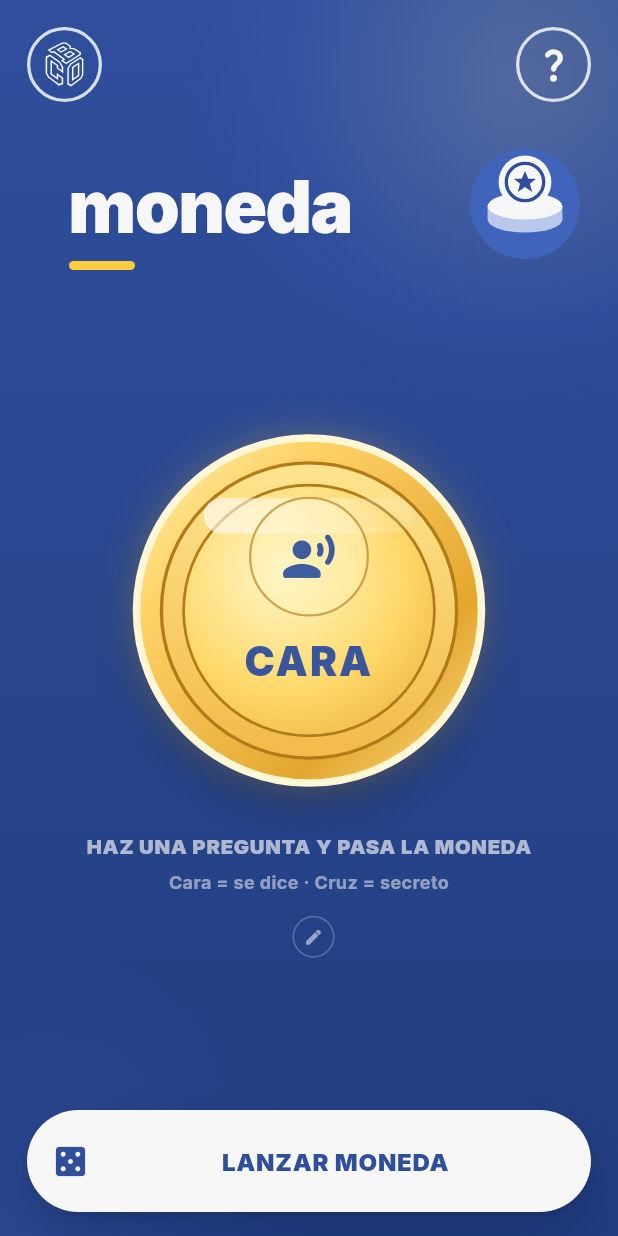
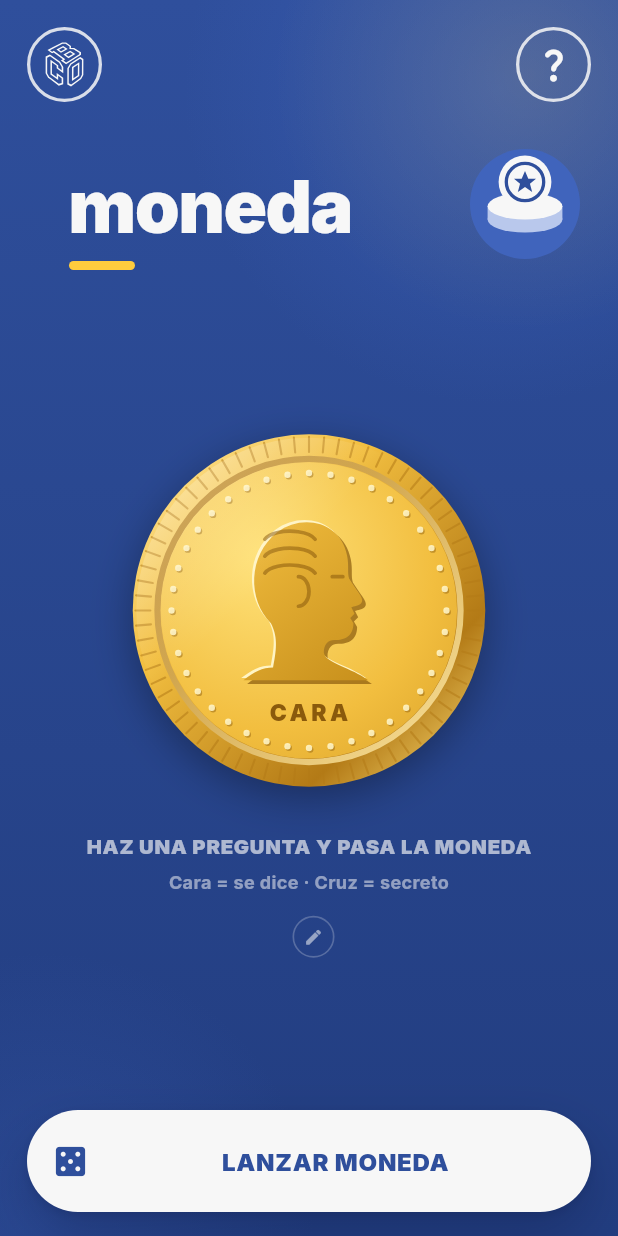
Before and after one commit to Anioljordan/minijuegos_app, a Flutter app: the MonedaScreen screen opened directly, on a phone screen of 412 x 824 dp. Run offline on Flutter 3.47's test engine with Material 3 defaults, Android fonts, the phone set to English and light mode, and no system bars; our stand-ins replace audioplayers, flutter_svg, shared_preferences; accounts and stored records are empty.

Commit message:
feat: moneda realista con perfil en la cara y número en la cruz
La moneda era un disco dorado con un icono y la palabra. Ahora se dibuja
con canto estriado, anillo de perlas, relieve y brillo: la cara lleva un
perfil y la cruz un 1 con laurel, cada una con su nombre grabado.

Co-Authored-By: Claude Opus 5.5 <noreply@anthropic.com>

```diff
--- a/lib/screens/moneda_screen.dart
+++ b/lib/screens/moneda_screen.dart
@@ -3,6 +3,7 @@ import 'package:flutter/material.dart' hide Text;
 import '../widgets/i18n_text.dart';
 import 'package:shared_preferences/shared_preferences.dart';
 import '../widgets/app_logo_button.dart';
+import '../widgets/cubo_coin.dart';
 import '../widgets/cubo_game_widgets.dart';
 
 class MonedaScreen extends StatefulWidget {
@@ -658,164 +659,6 @@ class _CaraCruzScreenState extends State<MonedaScreen>
     await _guardarProbabilidad();
   }
 
-  Widget _coinFace({required bool cara, required double size}) {
-    final borderWidth = size < 180 ? 4.0 : 5.0;
-    final ringInset = size < 180 ? 10.0 : 13.0;
-    final innerInset = size < 180 ? 22.0 : 28.0;
-
-    return Container(
-      width: size,
-      height: size,
-      decoration: BoxDecoration(
-        shape: BoxShape.circle,
-        gradient: const LinearGradient(
-          begin: Alignment.topLeft,
-          end: Alignment.bottomRight,
-          colors: [
-            Color(0xFFFFF4B0),
-            Color(0xFFFFD166),
-            Color(0xFFE3A72F),
-            Color(0xFFFFE08A),
-          ],
-          stops: [0.0, 0.28, 0.72, 1.0],
-        ),
-        border: Border.all(color: const Color(0xFFFFF7D6), width: borderWidth),
-        boxShadow: [
-          BoxShadow(
-            color: Colors.black.withValues(alpha: 0.30),
-            blurRadius: 24,
-            offset: const Offset(0, 12),
-          ),
-          BoxShadow(
-            color: const Color(0xFFFFD166).withValues(alpha: 0.28),
-            blurRadius: 20,
-            offset: const Offset(0, 0),
-          ),
-        ],
-      ),
-      child: Stack(
-        children: [
-          Positioned.fill(
-            child: Padding(
-              padding: EdgeInsets.all(ringInset),
-              child: Container(
-                decoration: BoxDecoration(
-                  shape: BoxShape.circle,
-                  border: Border.all(
-                    color: const Color(0xFFB27A18),
-                    width: 2.2,
-                  ),
-                  gradient: const LinearGradient(
-                    begin: Alignment.topCenter,
-                    end: Alignment.bottomCenter,
-                    colors: [Color(0xFFFFE590), Color(0xFFF2BA49)],
-                  ),
-                ),
-              ),
-            ),
-          ),
-
-          Positioned.fill(
-            child: Padding(
-              padding: EdgeInsets.all(innerInset),
-              child: Container(
-                decoration: BoxDecoration(
-                  shape: BoxShape.circle,
-                  gradient: const RadialGradient(
-                    center: Alignment(-0.2, -0.3),
-                    radius: 0.95,
-                    colors: [
-                      Color(0xFFFFF7C8),
-                      Color(0xFFFFD86A),
-                      Color(0xFFE0A22D),
-                    ],
-                  ),
-                  border: Border.all(
-                    color: const Color(0xFFB27A18),
-                    width: 1.8,
-                  ),
-                ),
-              ),
-            ),
-          ),
-
-          Positioned(
-            top: size * 0.16,
-            left: size * 0.18,
-            right: size * 0.18,
-            child: Container(
-              height: size * 0.10,
-              decoration: BoxDecoration(
-                borderRadius: BorderRadius.circular(999),
-                gradient: LinearGradient(
-                  colors: [
-                    Colors.white.withValues(alpha: 0.65),
-                    Colors.white.withValues(alpha: 0.10),
-                  ],
-                ),
-              ),
-            ),
-          ),
-
-          Center(
-            child: Column(
-              mainAxisSize: MainAxisSize.min,
-              children: [
-                Container(
-                  width: size * 0.34,
-                  height: size * 0.34,
-                  decoration: BoxDecoration(
-                    shape: BoxShape.circle,
-                    color: const Color(0xFFFFF3BF).withValues(alpha: 0.35),
-                    border: Border.all(
-                      color: const Color(0xFFB27A18).withValues(alpha: 0.65),
-                      width: 1.5,
-                    ),
-                  ),
-                  child: Icon(
-                    cara
-                        ? Icons.record_voice_over_rounded
-                        : Icons.visibility_off_rounded,
-                    color: CuboColors.blue.withValues(alpha: 0.92),
-                    size: size * 0.16,
-                  ),
-                ),
-
-                SizedBox(height: size * 0.045),
-
-                Text(
-                  cara ? 'CARA' : 'CRUZ',
-                  maxLines: 1,
-                  textAlign: TextAlign.center,
-                  style: TextStyle(
-                    color: CuboColors.blue.withValues(alpha: 0.95),
-                    fontSize: size * 0.115,
-                    fontWeight: FontWeight.w900,
-                    letterSpacing: 1.4,
-                  ),
-                ),
-
-                SizedBox(height: size * 0.018),
-
-                Text(
-                  cara ? '' : '',
-                  maxLines: 1,
-                  textAlign: TextAlign.center,
-                  style: TextStyle(
-                    color: CuboColors.blue.withValues(alpha: 0.68),
-                    fontSize: size * 0.055,
-                    fontWeight: FontWeight.w800,
-                    letterSpacing: 1.1,
-                  ),
-                ),
-              ],
-            ),
-          ),
-        ],
-      ),
-    );
-  }
-
   Widget buildCoin() {
     return LayoutBuilder(
       builder: (context, constraints) {
@@ -841,7 +684,7 @@ class _CaraCruzScreenState extends State<MonedaScreen>
                 alignment: Alignment.center,
                 transform: Matrix4.identity()
                   ..rotateY(showingCara ? 0 : math.pi),
-                child: _coinFace(cara: showingCara, size: size),
+                child: CuboCoinFace(cara: showingCara, size: size),
               ),
             );
           },
```
Also changed, not shown: lib/widgets/cubo_coin.dart (added, +331 -0 lines).
